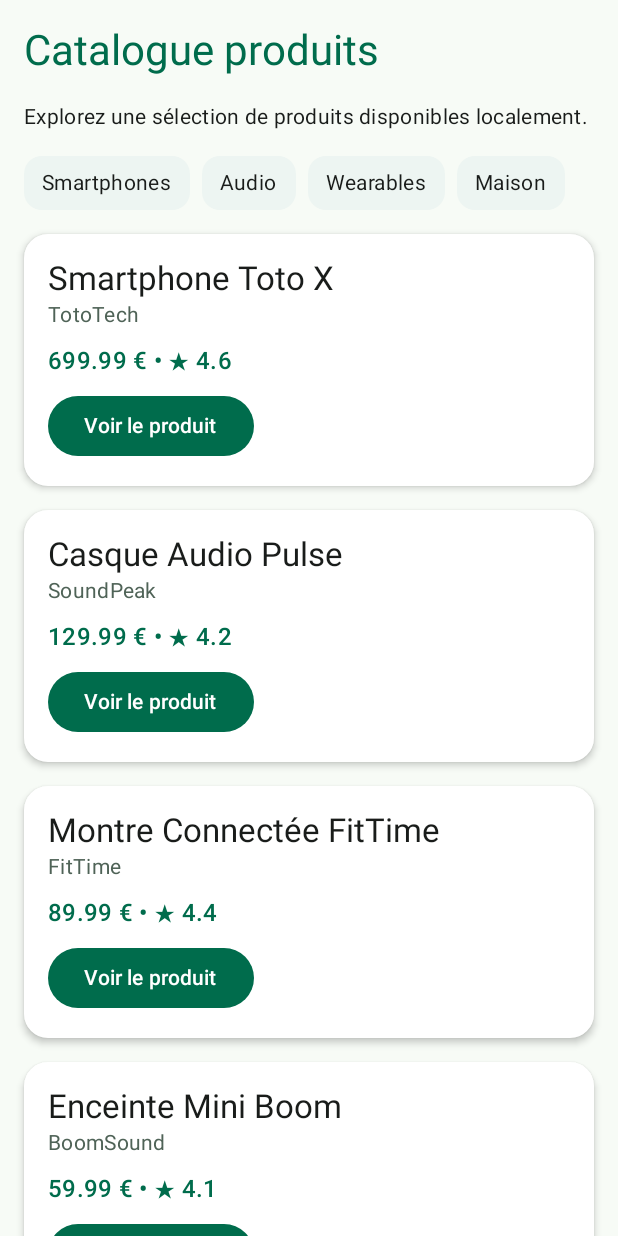
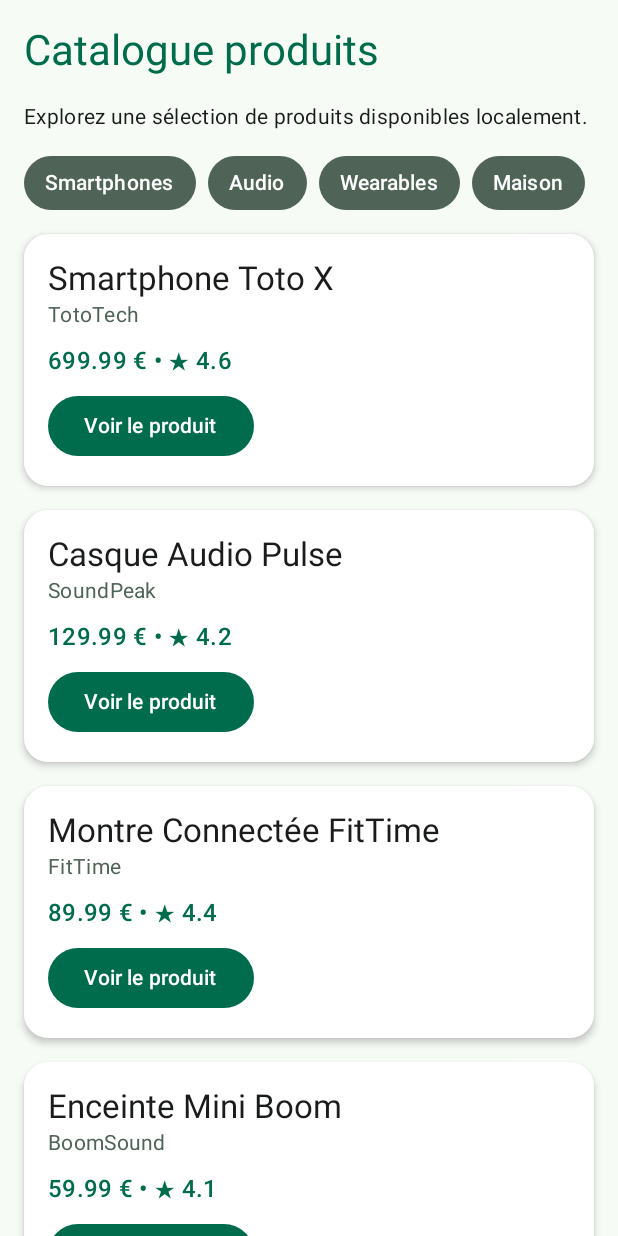
Before and after one commit to Fabioj377/TP4-5-Android-Studio, an Android app built with Jetpack Compose: the screen it shows after launch (MainActivity), on a phone screen of 412 x 824 dp. Run offline under Robolectric (Android 15) with nearby library versions, the phone set to English and light mode, and no system bars.

Commit message:
feat(tp7): améliore CategoryChip avec les couleurs et formes du thème (étape 8)

```diff
--- a/app/src/main/java/com/example/productexplorer/ProductHomeScreen.kt
+++ b/app/src/main/java/com/example/productexplorer/ProductHomeScreen.kt
@@ -171,16 +171,14 @@ fun CategoryChip(
 ) {
     Surface(
         modifier = modifier,
-        shape = MaterialTheme.shapes.medium,
-        tonalElevation = 2.dp
+        shape = MaterialTheme.shapes.extraLarge,
+        color = MaterialTheme.colorScheme.secondary,
+        contentColor = MaterialTheme.colorScheme.onPrimary
     ) {
         Text(
             text = label,
-            modifier = Modifier.padding(
-                horizontal = 12.dp,
-                vertical = 8.dp
-            ),
-            style = MaterialTheme.typography.bodyMedium
+            modifier = Modifier.padding(horizontal = 14.dp, vertical = 8.dp),
+            style = MaterialTheme.typography.labelLarge
         )
     }
 }
```
